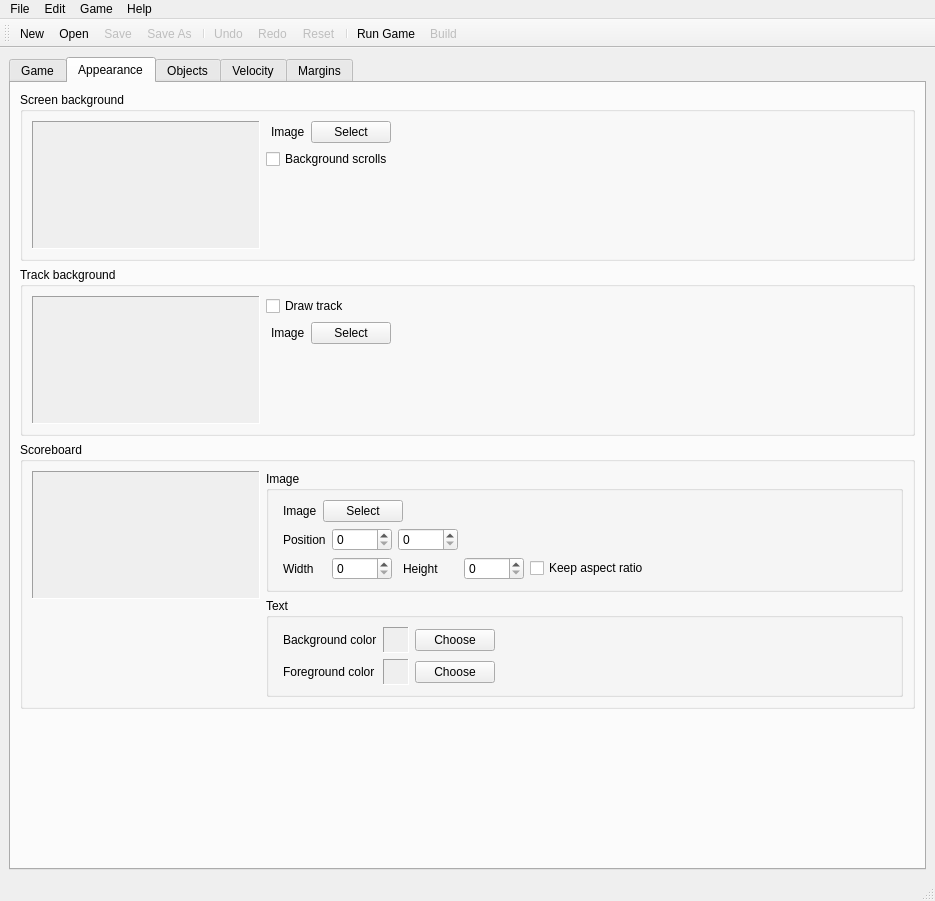
Old version of the form fvelgame/ui/form_main_window.ui in the repository LAD-MathQuest/MathRunner.
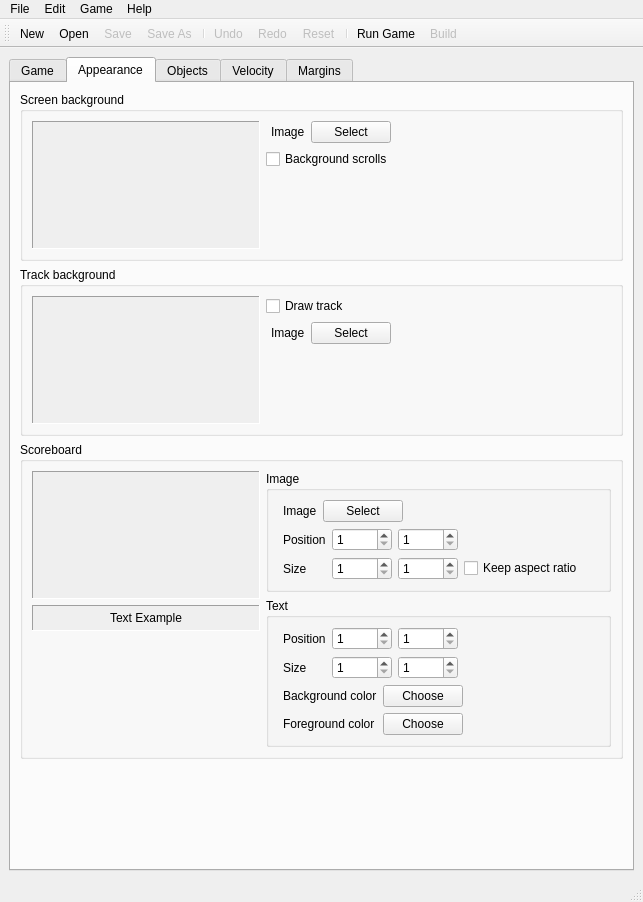
New version of the form. The open tabs and pages were chosen to show the change. Icons and pictures are not drawn. Custom widgets are drawn as their Qt base class.

Commit message: Implementing the update function on main_controler. Using PyQtGraph to plot velocity and margins.

What changed in the file:
```diff
--- a/fvelgame/ui/form_main_window.ui
+++ b/fvelgame/ui/form_main_window.ui
@@ -6,8 +6,8 @@
    <rect>
     <x>0</x>
     <y>0</y>
-    <width>935</width>
-    <height>901</height>
+    <width>643</width>
+    <height>902</height>
    </rect>
   </property>
   <property name="windowTitle">
@@ -541,6 +541,52 @@
                </property>
                <property name="text">
                 <string/>
+               </property>
+               <property name="scaledContents">
+                <bool>true</bool>
+               </property>
+              </widget>
+             </item>
+             <item>
+              <widget class="QLabel" name="label_ScoreboardExample">
+               <property name="sizePolicy">
+                <sizepolicy hsizetype="Fixed" vsizetype="Fixed">
+                 <horstretch>0</horstretch>
+                 <verstretch>0</verstretch>
+                </sizepolicy>
+               </property>
+               <property name="minimumSize">
+                <size>
+                 <width>228</width>
+                 <height>26</height>
+                </size>
+               </property>
+               <property name="baseSize">
+                <size>
+                 <width>26</width>
+                 <height>26</height>
+                </size>
+               </property>
+               <property name="autoFillBackground">
+                <bool>true</bool>
+               </property>
+               <property name="frameShape">
+                <enum>QFrame::Panel</enum>
+               </property>
+               <property name="frameShadow">
+                <enum>QFrame::Sunken</enum>
+               </property>
+               <property name="text">
+                <string>Text Example</string>
+               </property>
+               <property name="alignment">
+                <set>Qt::AlignCenter</set>
+               </property>
+               <property name="margin">
+                <number>0</number>
+               </property>
+               <property name="indent">
+                <number>0</number>
                </property>
               </widget>
              </item>
@@ -623,6 +669,12 @@
                       <height>0</height>
                      </size>
                     </property>
+                    <property name="minimum">
+                     <number>1</number>
+                    </property>
+                    <property name="maximum">
+                     <number>1920</number>
+                    </property>
                    </widget>
                   </item>
                   <item row="1" column="4">
@@ -641,27 +693,7 @@
                   <item row="1" column="0">
                    <widget class="QLabel" name="label_ScoreboardWidth">
                     <property name="text">
-                     <string>Width</string>
-                    </property>
-                    <property name="indent">
-                     <number>5</number>
-                    </property>
-                   </widget>
-                  </item>
-                  <item row="1" column="3">
-                   <widget class="QSpinBox" name="spinBox_ScoreboardHeight">
-                    <property name="minimumSize">
-                     <size>
-                      <width>60</width>
-                      <height>0</height>
-                     </size>
-                    </property>
-                   </widget>
-                  </item>
-                  <item row="1" column="2">
-                   <widget class="QLabel" name="label_ScoreboardHeight">
-                    <property name="text">
-                     <string>Height</string>
+                     <string>Size</string>
                     </property>
                     <property name="indent">
                      <number>5</number>
@@ -686,6 +718,12 @@
                       <height>0</height>
                      </size>
                     </property>
+                    <property name="minimum">
+                     <number>1</number>
+                    </property>
+                    <property name="maximum">
+                     <number>1920</number>
+                    </property>
                    </widget>
                   </item>
                   <item row="0" column="2">
@@ -695,6 +733,28 @@
                       <width>60</width>
                       <height>0</height>
                      </size>
+                    </property>
+                    <property name="minimum">
+                     <number>1</number>
+                    </property>
+                    <property name="maximum">
+                     <number>1080</number>
+                    </property>
+                   </widget>
+                  </item>
+                  <item row="1" column="2">
+                   <widget class="QSpinBox" name="spinBox_ScoreboardImageHeight">
+                    <property name="minimumSize">
+                     <size>
+                      <width>60</width>
+                      <height>0</height>
+                     </size>
+                    </property>
+                    <property name="minimum">
+                     <number>1</number>
+                    </property>
+                    <property name="maximum">
+                     <number>1080</number>
                     </property>
                    </widget>
                   </item>
@@ -708,139 +768,170 @@
                <property name="title">
                 <string>Text</string>
                </property>
-               <layout class="QGridLayout" name="gridLayout_3">
-                <item row="0" column="0">
-                 <widget class="QLabel" name="label_ScoreboardBgColor_2">
-                  <property name="text">
-                   <string>Background color</string>
-                  </property>
-                  <property name="indent">
-                   <number>5</number>
-                  </property>
-                 </widget>
+               <layout class="QVBoxLayout" name="verticalLayout_4">
+                <item>
+                 <layout class="QGridLayout" name="gridLayout_14">
+                  <item row="1" column="0">
+                   <widget class="QLabel" name="label_ScoreboardTextWidth">
+                    <property name="text">
+                     <string>Size</string>
+                    </property>
+                    <property name="indent">
+                     <number>5</number>
+                    </property>
+                   </widget>
+                  </item>
+                  <item row="0" column="3">
+                   <spacer name="horizontalSpacer_13">
+                    <property name="orientation">
+                     <enum>Qt::Horizontal</enum>
+                    </property>
+                    <property name="sizeHint" stdset="0">
+                     <size>
+                      <width>40</width>
+                      <height>20</height>
+                     </size>
+                    </property>
+                   </spacer>
+                  </item>
+                  <item row="1" column="1">
+                   <widget class="QSpinBox" name="spinBox_ScoreboardTextWidth">
+                    <property name="minimumSize">
+                     <size>
+                      <width>60</width>
+                      <height>0</height>
+                     </size>
+                    </property>
+                    <property name="minimum">
+                     <number>1</number>
+                    </property>
+                    <property name="maximum">
+                     <number>1920</number>
+                    </property>
+                   </widget>
+                  </item>
+                  <item row="0" column="0">
+                   <widget class="QLabel" name="label_ScoreboardTextPosition">
+                    <property name="text">
+                     <string>Position</string>
+                    </property>
+                    <property name="indent">
+                     <number>5</number>
+                    </property>
+                   </widget>
+                  </item>
+                  <item row="0" column="2">
+                   <widget class="QSpinBox" name="spinBox_ScoreboardTextPositionY">
+                    <property name="minimumSize">
+                     <size>
+                      <width>60</width>
+                      <height>0</height>
+                     </size>
+                    </property>
+                    <property name="minimum">
+                     <number>1</number>
+                    </property>
+                    <property name="maximum">
+                     <number>1080</number>
+                    </property>
+                   </widget>
+                  </item>
+                  <item row="1" column="2">
+                   <widget class="QSpinBox" name="spinBox_ScoreboardTextHeight">
+                    <property name="minimumSize">
+                     <size>
+                      <width>60</width>
+                      <height>0</height>
+                     </size>
+                    </property>
+                    <property name="minimum">
+                     <number>1</number>
+                    </property>
+                    <property name="maximum">
+                     <number>1080</number>
+                    </property>
+                   </widget>
+                  </item>
+                  <item row="0" column="1">
+                   <widget class="QSpinBox" name="spinBox_ScoreboardTextPositionX">
+                    <property name="minimumSize">
+                     <size>
+                      <width>60</width>
+                      <height>0</height>
+                     </size>
+                    </property>
+                    <property name="minimum">
+                     <number>1</number>
+                    </property>
+                    <property name="maximum">
+                     <number>1920</number>
+                    </property>
+                   </widget>
+                  </item>
+                 </layout>
                 </item>
-                <item row="0" column="1">
-                 <widget class="QLabel" name="label_ScoreboardBgColor">
-                  <property name="sizePolicy">
-                   <sizepolicy hsizetype="Fixed" vsizetype="Fixed">
-                    <horstretch>0</horstretch>
-                    <verstretch>0</verstretch>
-                   </sizepolicy>
-                  </property>
-                  <property name="minimumSize">
-                   <size>
-                    <width>26</width>
-                    <height>26</height>
-                   </size>
-                  </property>
-                  <property name="baseSize">
-                   <size>
-                    <width>26</width>
-                    <height>26</height>
-                   </size>
-                  </property>
-                  <property name="autoFillBackground">
-                   <bool>true</bool>
-                  </property>
-                  <property name="frameShape">
-                   <enum>QFrame::Panel</enum>
-                  </property>
-                  <property name="frameShadow">
-                   <enum>QFrame::Sunken</enum>
-                  </property>
-                  <property name="text">
-                   <string/>
-                  </property>
-                  <property name="margin">
-                   <number>0</number>
-                  </property>
-                 </widget>
-                </item>
-                <item row="0" column="2">
-                 <widget class="QPushButton" name="pushButton_ChoseScoreboardBgColor">
-                  <property name="sizePolicy">
-                   <sizepolicy hsizetype="Fixed" vsizetype="Fixed">
-                    <horstretch>0</horstretch>
-                    <verstretch>0</verstretch>
-                   </sizepolicy>
-                  </property>
-                  <property name="text">
-                   <string>Choose</string>
-                  </property>
-                 </widget>
-                </item>
-                <item row="1" column="0">
-                 <widget class="QLabel" name="label_ChoseScoreboardFgColor">
-                  <property name="text">
-                   <string>Foreground color</string>
-                  </property>
-                  <property name="indent">
-                   <number>5</number>
-                  </property>
-                 </widget>
-                </item>
-                <item row="0" column="3">
-                 <spacer name="horizontalSpacer_15">
-                  <property name="orientation">
-                   <enum>Qt::Horizontal</enum>
-                  </property>
-                  <property name="sizeHint" stdset="0">
-                   <size>
-                    <width>40</width>
-                    <height>20</height>
-                   </size>
-                  </property>
-                 </spacer>
-                </item>
-                <item row="1" column="1">
-                 <widget class="QLabel" name="label_ScoreboardFgColor">
-                  <property name="sizePolicy">
-                   <sizepolicy hsizetype="Fixed" vsizetype="Fixed">
-                    <horstretch>0</horstretch>
-                    <verstretch>0</verstretch>
-                   </sizepolicy>
-                  </property>
-                  <property name="minimumSize">
-                   <size>
-                    <width>26</width>
-                    <height>26</height>
-                   </size>
-                  </property>
-                  <property name="baseSize">
-                   <size>
-                    <width>26</width>
-                    <height>26</height>
-                   </size>
-                  </property>
-                  <property name="autoFillBackground">
-                   <bool>true</bool>
-                  </property>
-                  <property name="frameShape">
-                   <enum>QFrame::Panel</enum>
-                  </property>
-                  <property name="frameShadow">
-                   <enum>QFrame::Sunken</enum>
-                  </property>
-                  <property name="text">
-                   <string/>
-                  </property>
-                  <property name="margin">
-                   <number>0</number>
-                  </property>
-                 </widget>
-                </item>
-                <item row="1" column="2">
-                 <widget class="QPushButton" name="pushButton_ChoseScoreboardFgColor">
-                  <property name="sizePolicy">
-                   <sizepolicy hsizetype="Fixed" vsizetype="Fixed">
-                    <horstretch>0</horstretch>
-                    <verstretch>0</verstretch>
-                   </sizepolicy>
-                  </property>
-                  <property name="text">
-                   <string>Choose</string>
-                  </property>
-                 </widget>
+                <item>
+                 <layout class="QGridLayout" name="gridLayout_3">
+                  <item row="0" column="3">
+                   <spacer name="horizontalSpacer_11">
+                    <property name="orientation">
+                     <enum>Qt::Horizontal</enum>
+                    </property>
+                    <property name="sizeHint" stdset="0">
+                     <size>
+                      <width>40</width>
+                      <height>20</height>
+                     </size>
+                    </property>
+                   </spacer>
+                  </item>
+                  <item row="0" column="0">
+                   <widget class="QLabel" name="label_ScoreboardBgColor_2">
+                    <property name="text">
+                     <string>Background color</string>
+                    </property>
+                    <property name="indent">
+                     <number>5</number>
+                    </property>
+                   </widget>
+                  </item>
+                  <item row="0" column="1">
+                   <widget class="QPushButton" name="pushButton_ChoseScoreboardBgColor">
+                    <property name="sizePolicy">
+                     <sizepolicy hsizetype="Fixed" vsizetype="Fixed">
+                      <horstretch>0</horstretch>
+                      <verstretch>0</verstretch>
+                     </sizepolicy>
+                    </property>
+                    <property name="text">
+                     <string>Choose</string>
+                    </property>
+                   </widget>
+                  </item>
+                  <item row="1" column="1">
+                   <widget class="QPushButton" name="pushButton_ChoseScoreboardFgColor">
+                    <property name="sizePolicy">
+                     <sizepolicy hsizetype="Fixed" vsizetype="Fixed">
+                      <horstretch>0</horstretch>
+                      <verstretch>0</verstretch>
+                     </sizepolicy>
+                    </property>
+                    <property name="text">
+                     <string>Choose</string>
+                    </property>
+                   </widget>
+                  </item>
+                  <item row="1" column="0">
+                   <widget class="QLabel" name="label_ScoreboardFgColor_2">
+                    <property name="text">
+                     <string>Foreground color</string>
+                    </property>
+                    <property name="indent">
+                     <number>5</number>
+                    </property>
+                   </widget>
+                  </item>
+                 </layout>
                 </item>
                </layout>
               </widget>
@@ -2301,7 +2392,7 @@
     <rect>
      <x>0</x>
      <y>0</y>
-     <width>935</width>
+     <width>643</width>
      <height>23</height>
     </rect>
    </property>
@@ -2552,6 +2643,14 @@
    </property>
   </action>
  </widget>
+ <customwidgets>
+  <customwidget>
+   <class>PlotWidget</class>
+   <extends>QWidget</extends>
+   <header>pyqtgraph</header>
+   <container>1</container>
+  </customwidget>
+ </customwidgets>
  <resources/>
  <connections/>
 </ui>
```
Left out of the diff: 483 changed lines with no effect on the pictures. The commit also changes 8 other files.
